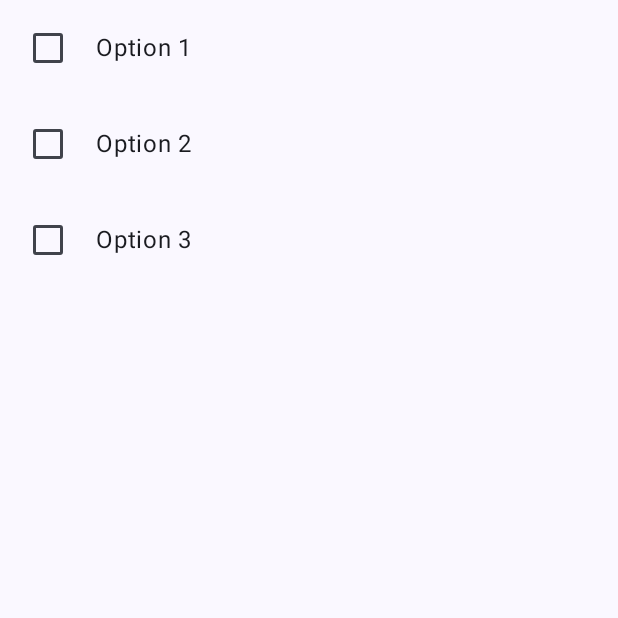
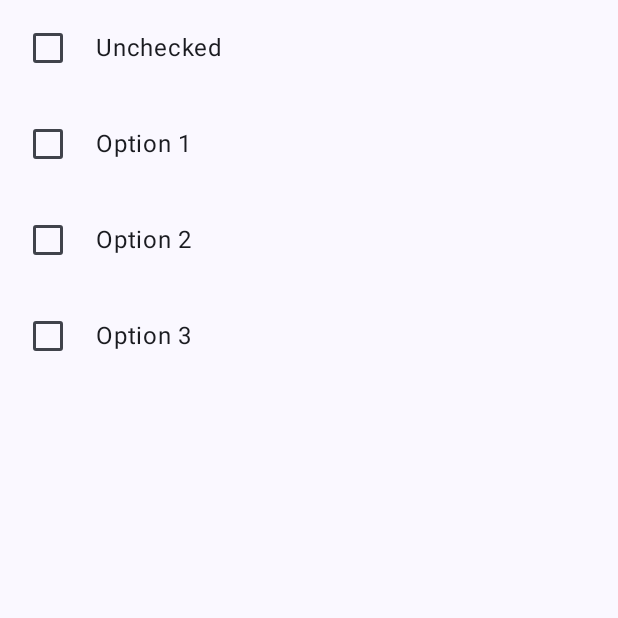
Before and after one commit to icarpio/JetpackComposeBasics, an Android app built with Jetpack Compose: the screen it shows after launch (MainActivity), on a phone screen of 412 x 824 dp, the top half of it. Run offline under Robolectric (Android 15) with nearby library versions, the phone set to English and light mode, and no system bars.

Commit message:
TriState CheckBox

```diff
--- a/app/src/main/java/com/example/jetpackcomposebasics/MainActivity.kt
+++ b/app/src/main/java/com/example/jetpackcomposebasics/MainActivity.kt
@@ -20,6 +20,7 @@ import androidx.compose.material3.Switch
 import androidx.compose.material3.SwitchColors
 import androidx.compose.material3.SwitchDefaults
 import androidx.compose.material3.Text
+import androidx.compose.material3.TriStateCheckbox
 import androidx.compose.runtime.Composable
 import androidx.compose.runtime.getValue
 import androidx.compose.runtime.mutableFloatStateOf
@@ -30,7 +31,9 @@ import androidx.compose.ui.Alignment
 import androidx.compose.ui.Modifier
 import androidx.compose.ui.graphics.Color
 import androidx.compose.ui.graphics.toArgb
+import androidx.compose.ui.state.ToggleableState
 import androidx.compose.ui.unit.dp
+import androidx.compose.ui.unit.sp
 import com.example.jetpackcomposebasics.ui.theme.JetpackComposeBasicsTheme
 
 
@@ -49,7 +52,8 @@ class MainActivity : ComponentActivity() {
                     //var myTextParams by remember { mutableStateOf("") }
                     //MyTextWithParameters(myTextParams) { myTextParams = it }
                     val myOptions = getOptions(listOf("Option 1","Option 2","Option 3"))
-                    Column() {
+                    Column {
+                        MyTriStatusCheckBox()
                         myOptions.forEach{
                             MyCheckBoxWithTextCompleted(it)
                         }
@@ -141,3 +145,39 @@ fun MyCheckBoxWithTextCompleted(checkInfo: CheckInfo) {
         Text(text = checkInfo.title)
     }
 }
+
+@Composable
+fun MyTriStatusCheckBox() {
+    var status by rememberSaveable { mutableStateOf(ToggleableState.Off) }
+
+    // Función para obtener el texto basado en el estado del TriStateCheckbox
+    fun getStatusText(status: ToggleableState): String {
+        return when (status) {
+            ToggleableState.On -> "Checked"
+            ToggleableState.Off -> "Unchecked"
+            ToggleableState.Indeterminate -> "Indeterminate"
+        }
+    }
+    Row(
+        modifier = Modifier
+            .padding(8.dp)
+            .fillMaxWidth(), // Opcional: para que el Row ocupe el ancho disponible
+        verticalAlignment = Alignment.CenterVertically // Alinea verticalmente el TriStateCheckbox con otros elementos
+    ) {
+        TriStateCheckbox(
+            state = status,
+            onClick = {
+                status = when (status) {
+                    ToggleableState.On -> ToggleableState.Off
+                    ToggleableState.Off -> ToggleableState.Indeterminate
+                    ToggleableState.Indeterminate -> ToggleableState.On
+                }
+            }
+        )
+        Spacer(modifier = Modifier.width(8.dp)) // Espacio entre el TriStateCheckbox y el siguiente elemento
+        Text(
+            text = getStatusText(status), // Cambia el texto basado en el estado
+            fontSize = 16.sp // Opcional: Cambia el tamaño de fuente del texto
+        )
+    }
+}
```
